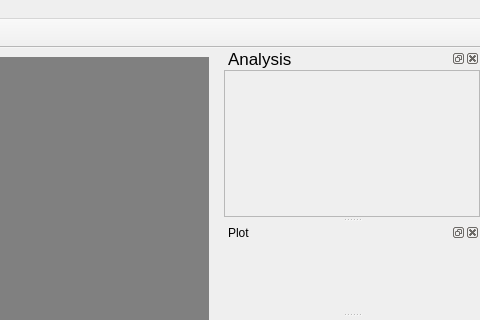
This is gui.ui in Fluorescence-Tools/chisurf as Qt 5 draws it before an edit; both pictures show x 721 to 1201 and y 0 to 320 of the 1201 by 795 pixel window. The edited form follows.
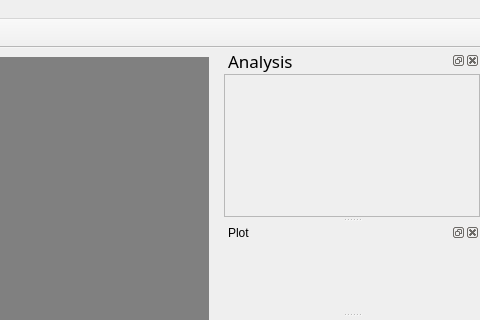
This is the edited form. Icons and pictures are not drawn.

```diff
--- a/gui.ui
+++ b/gui.ui
@@ -130,7 +130,7 @@
    </property>
    <property name="font">
     <font>
-     <family>MS Shell Dlg 2</family>
+     <family>.SF NS Text</family>
      <pointsize>13</pointsize>
     </font>
    </property>
```
Left out of the diff: 2 changed lines with no effect on the pictures.
